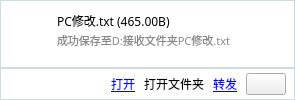
dyj095/bubbleChat, file chatmessage/chatItemMsgFile/ChatItemMsgFile.ui: the form before one commit.
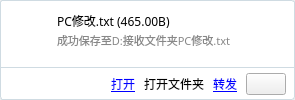
The form after the commit. Icons and pictures are not drawn.

Commit message:
对文件气泡添加圆角样式
对文件气泡添加圆角样式

The edit to the form file:
```diff
--- a/chatmessage/chatItemMsgFile/ChatItemMsgFile.ui
+++ b/chatmessage/chatItemMsgFile/ChatItemMsgFile.ui
@@ -37,6 +37,9 @@
    </property>
    <item>
     <widget class="QWidget" name="fileWidget" native="true">
+     <property name="styleSheet">
+      <string notr="true"/>
+     </property>
      <layout class="QVBoxLayout" name="verticalLayout_2">
       <property name="spacing">
        <number>0</number>
@@ -70,7 +73,11 @@
         <property name="styleSheet">
          <string notr="true">#topWidget{	
 	background-color: rgb(255, 255, 255);
-	border-color: rgb(207, 219, 226);border-width:1px;border-style:solid;
+	border-color: rgb(207, 219, 226);
+	border-width:1px;
+	border-style:solid;	
+	border-top-left-radius: 3;
+	border-top-right-radius: 3;
 }</string>
         </property>
         <layout class="QHBoxLayout" name="horizontalLayout">
@@ -158,7 +165,12 @@
         <property name="styleSheet">
          <string notr="true">#btnWidget{	
 	background-color: rgb(255, 255, 255);
-	border-color: rgb(207, 219, 226);border-width:1px;border-style:solid;
+	border-color: rgb(207, 219, 226);
+	border-width:1px;
+	border-top-width:0px;
+	border-style:solid;
+	border-bottom-left-radius: 3;
+	border-bottom-right-radius: 3;
 }</string>
         </property>
         <layout class="QHBoxLayout" name="horizontalLayout_2">
```
